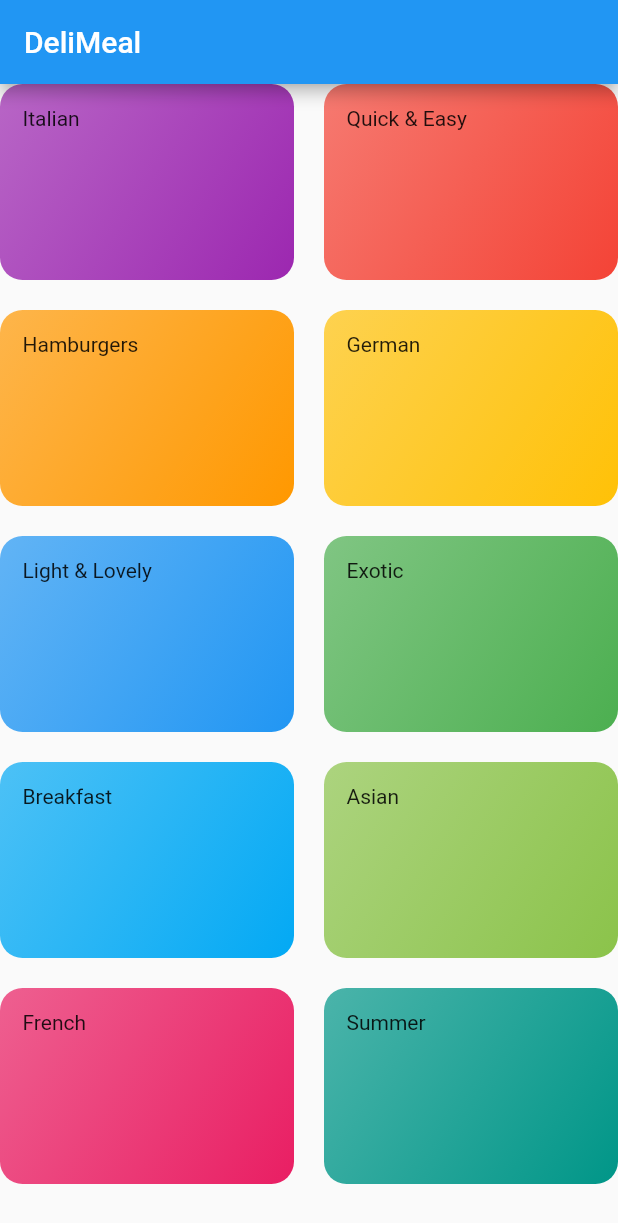
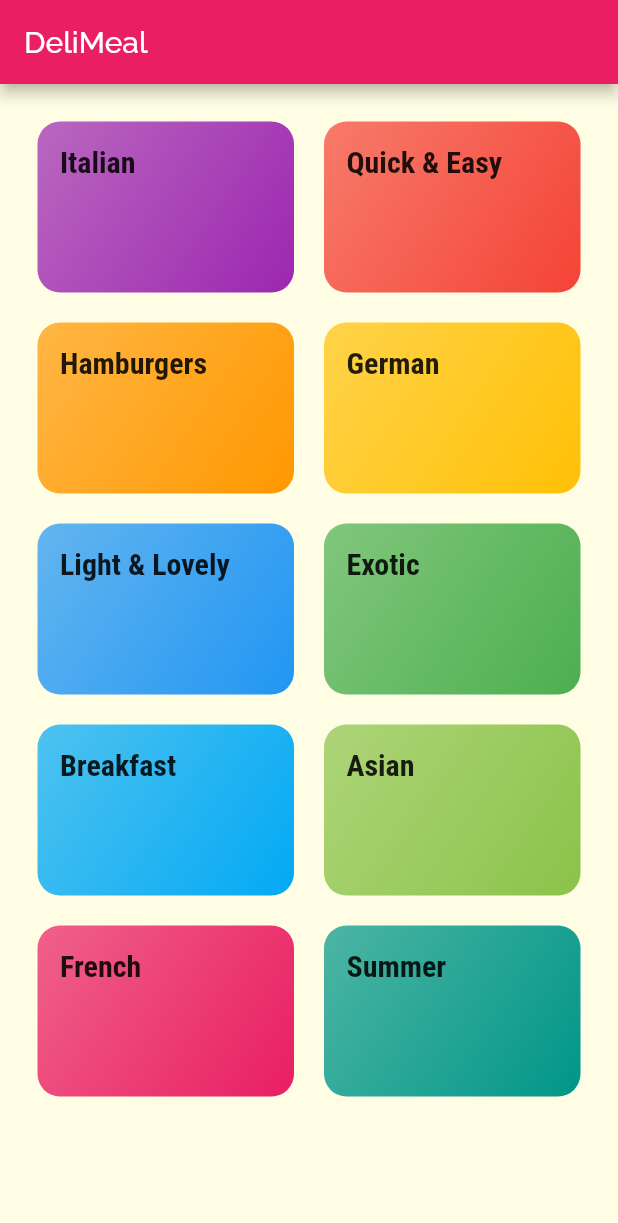
Before and after one commit to princenyamadi/meals-app, a Flutter app: the screen it shows after launch, on a phone screen of 412 x 824 dp. Shown: the top 1223 px of the screen. Run offline on Flutter 3.47's test engine with Material 2 defaults, Android fonts, the phone set to English and light mode, and no system bars.

Commit message:
theming and styling

```diff
--- a/lib/categories_screen.dart
+++ b/lib/categories_screen.dart
@@ -10,6 +10,7 @@ class CategoriesScreen extends StatelessWidget {
         title: Text('DeliMeal'),
       ),
       body: GridView(
+        padding: const EdgeInsets.all(25),
         children: DUMMY_CATEGORIES
             .map(
               (catData) => CategoryItem(
--- a/lib/category_item.dart
+++ b/lib/category_item.dart
@@ -10,7 +10,10 @@ class CategoryItem extends StatelessWidget {
   Widget build(BuildContext context) {
     return Container(
       padding: EdgeInsets.all(15),
-      child: Text(title),
+      child: Text(
+        title,
+        style: Theme.of(context).textTheme.title,
+      ),
       decoration: BoxDecoration(
           gradient: LinearGradient(
             colors: [
--- a/lib/main.dart
+++ b/lib/main.dart
@@ -11,8 +11,23 @@ class MyApp extends StatelessWidget {
     return MaterialApp(
       title: 'DeliMeals',
       theme: ThemeData(
-        primarySwatch: Colors.blue,
-        visualDensity: VisualDensity.adaptivePlatformDensity,
+        primarySwatch: Colors.pink,
+        accentColor: Colors.amber,
+        // visualDensity: VisualDensity.adaptivePlatformDensity,
+        canvasColor: Color.fromRGBO(255, 254, 229, 1),
+        fontFamily: 'Raleway',
+        textTheme: ThemeData.light().textTheme.copyWith(
+              body1: TextStyle(
+                color: Color.fromRGBO(20, 51, 51, 1),
+              ),
+              body2: TextStyle(
+                color: Color.fromRGBO(20, 51, 51, 1),
+              ),
+              title: TextStyle(
+                  fontSize: 20,
+                  fontFamily: 'RobotoCondensed',
+                  fontWeight: FontWeight.bold),
+            ),
       ),
       home: CategoriesScreen(),
     );
```
